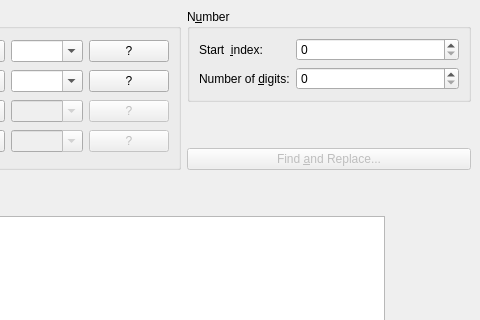
First picture: the form in src/krenamesimple.ui, repository KDE/krename, before the edit; both pictures show x 229 to 709 and y 0 to 320 of the 709 by 582 pixel window.
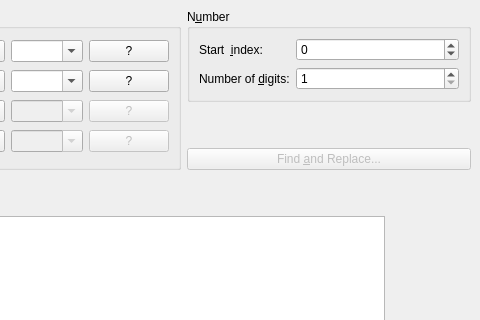
Second picture: the form after the edit. Custom widgets are drawn as their Qt base class.

The edit to the form file:
```diff
--- a/src/krenamesimple.ui
+++ b/src/krenamesimple.ui
@@ -373,6 +373,9 @@
               <verstretch>0</verstretch>
              </sizepolicy>
             </property>
+            <property name="minimum" >
+             <number>1</number>
+            </property>
            </widget>
           </item>
           <item row="0" column="1" >
@@ -383,6 +386,12 @@
               <verstretch>0</verstretch>
              </sizepolicy>
             </property>
+            <property name="minimum" >
+             <number>-10000</number>
+            </property>
+            <property name="maximum" >
+             <number>10000</number>
+            </property>
            </widget>
           </item>
           <item row="1" column="0" >
```
